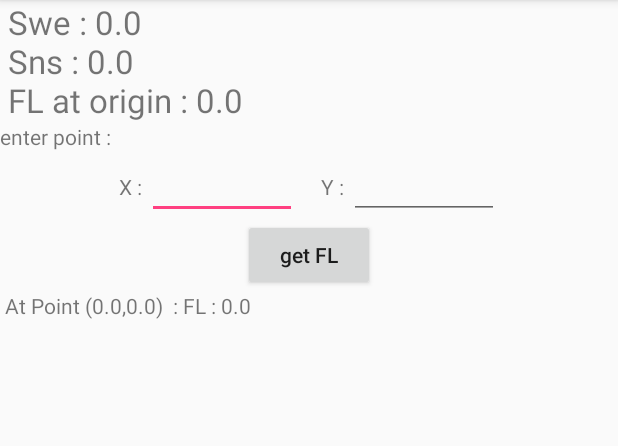
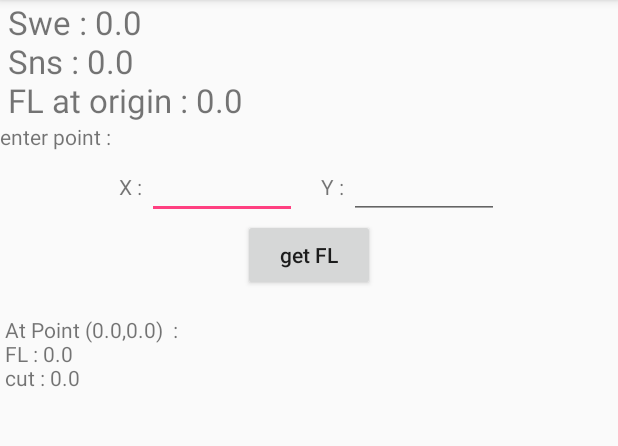
Before and after one commit to MohammedIbrahim01/CutFillCalc, an Android app: the ResultsActivity screen opened directly, with no data from a screen before it, after a tap on "get FL", on a phone screen of 412 x 824 dp, the part 84-530 px from its top. Run offline under Robolectric (Android 15) with nearby library versions, the phone set to English and light mode, and no system bars; our stand-ins replace ButterKnife; 3 statements that could not run were skipped.

Commit message:
finish app

```diff
--- a/app/src/main/java/com/example/x/test03/MainActivity.java
+++ b/app/src/main/java/com/example/x/test03/MainActivity.java
@@ -20,6 +20,7 @@ public class MainActivity extends AppCompatActivity implements MyAdapter.onButto
     public static final String KEY_FL_ORIGIN = "key-flOrigin";
     public static final String KEY_SNS = "key-sns";
     public static final String KEY_SWE = "key-swe";
+    public static final String KEY_LEVELS = "key-levels";
 
     @BindView(R.id.rows_editText)
     EditText rowsEditText;
@@ -62,10 +63,14 @@ public class MainActivity extends AppCompatActivity implements MyAdapter.onButto
         table.generateSNS();
         table.generateSWE();
 
+        Bundle bundle = new Bundle();
+        bundle.putSerializable(KEY_LEVELS, levels);
+
         Intent intent = new Intent(MainActivity.this, ResultsActivity.class);
         intent.putExtra(KEY_SWE, table.getSWE());
         intent.putExtra(KEY_SNS, table.getSNS());
         intent.putExtra(KEY_FL_ORIGIN, table.getFLOriginal());
+        intent.putExtras(bundle);
         startActivity(intent);
 
     }
--- a/app/src/main/java/com/example/x/test03/ResultsActivity.java
+++ b/app/src/main/java/com/example/x/test03/ResultsActivity.java
@@ -3,6 +3,7 @@ package com.example.x.test03;
 import android.content.Intent;
 import android.support.v7.app.AppCompatActivity;
 import android.os.Bundle;
+import android.util.Log;
 import android.widget.EditText;
 import android.widget.TextView;
 
@@ -15,6 +16,7 @@ public class ResultsActivity extends AppCompatActivity {
     public static final String KEY_FL_ORIGIN = "key-flOrigin";
     public static final String KEY_SNS = "key-sns";
     public static final String KEY_SWE = "key-swe";
+    public static final String KEY_LEVELS = "key-levels";
 
     private float Swe;
     private float Sns;
@@ -23,6 +25,7 @@ public class ResultsActivity extends AppCompatActivity {
     private float x;
     private float y;
     private float FL;
+    private float levels[][];
 
     @BindView(R.id.results_textView)
     TextView resultsTextView;
@@ -39,8 +42,16 @@ public class ResultsActivity extends AppCompatActivity {
         y = Float.valueOf(yEditText.getText().toString());
 
         FL = FLOrigin + Swe * x + Sns * y;
-        finalResultTextView.setText(" At Point (" + x + "," + y + ")  : " );
-        finalResultTextView.append("FL : " + FL);
+        finalResultTextView.setText("\n At Point (" + x + "," + y + ")  : " );
+        finalResultTextView.append("\n FL : " + FL);
+        float height = 0;
+        height = levels[(int)y-1][(int)x-1] - FL;
+        String cutOrFill = "";
+        if (height >= 0)
+            cutOrFill = "cut";
+        else
+            cutOrFill = "fill";
+        finalResultTextView.append("\n " + cutOrFill + " : " + height);
     }
 
     @Override
@@ -54,6 +65,7 @@ public class ResultsActivity extends AppCompatActivity {
             Swe = intent.getFloatExtra(KEY_SWE, 0);
             Sns = intent.getFloatExtra(KEY_SNS, 0);
             FLOrigin = intent.getFloatExtra(KEY_FL_ORIGIN, 0);
+            levels = (float[][]) intent.getExtras().getSerializable(KEY_LEVELS);
         }
 
         resultsTextView.append(" Swe : " + Swe);
```
